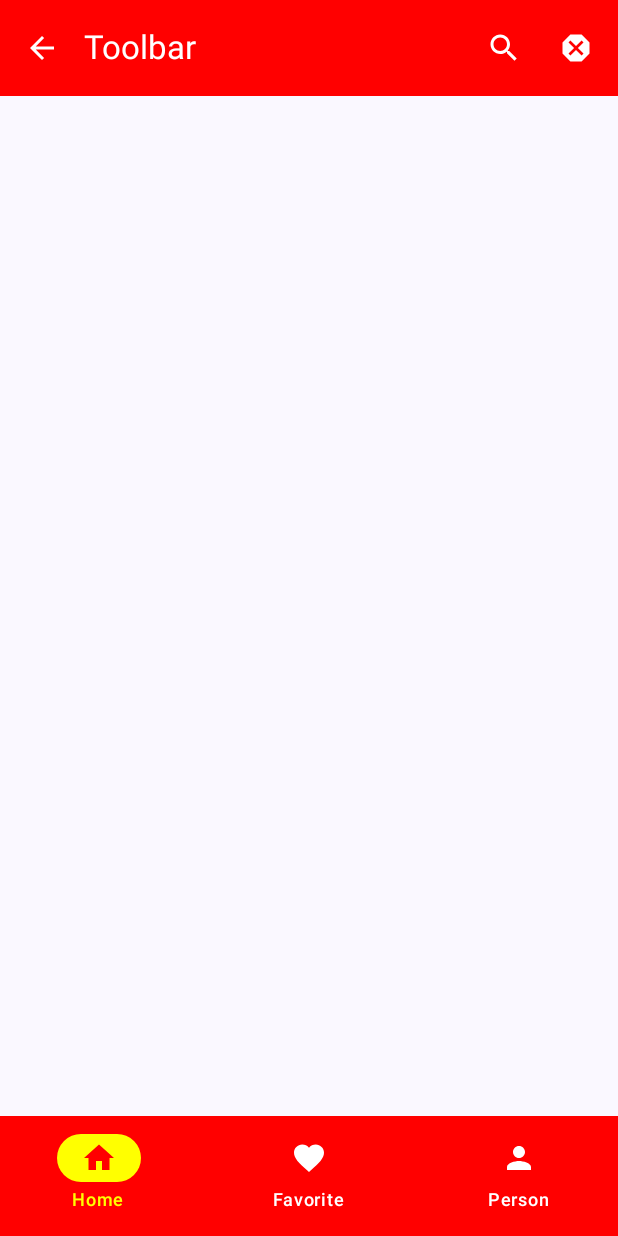
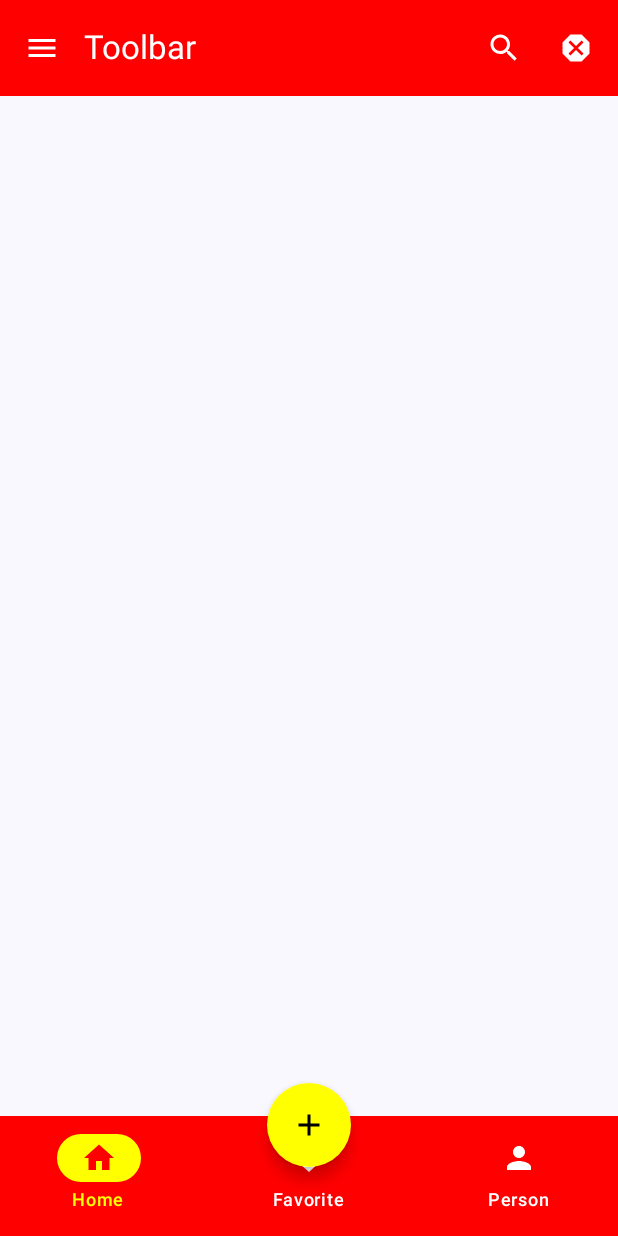
Before and after one commit to jorgila/JetpackComposeCatalogo, an Android app built with Jetpack Compose: the composable ScaffoldExample shown on its own in the app's theme, on a phone screen of 412 x 824 dp. Run offline under Robolectric (Android 15) with nearby library versions, the phone set to English and light mode, and no system bars.

Commit message:
"Navigation"

```diff
--- a/app/build.gradle.kts
+++ b/app/build.gradle.kts
@@ -54,6 +54,9 @@ dependencies {
     // ICONS EXTENDED
     implementation("androidx.compose.material:material-icons-extended")
 
+    // NAVIGATION
+    implementation("androidx.navigation:navigation-compose:2.7.7")
+
     implementation("androidx.core:core-ktx:1.12.0")
     implementation("androidx.lifecycle:lifecycle-runtime-ktx:2.7.0")
     implementation("androidx.activity:activity-compose:1.8.2")
--- a/app/src/main/java/com/estholon/jetpackcomposecatalogo/Scafold.kt
+++ b/app/src/main/java/com/estholon/jetpackcomposecatalogo/Scaffold.kt
@@ -1,18 +1,29 @@
 package com.estholon.jetpackcomposecatalogo
 
 import android.annotation.SuppressLint
+import androidx.compose.foundation.background
+import androidx.compose.foundation.clickable
+import androidx.compose.foundation.layout.Column
+import androidx.compose.foundation.layout.fillMaxWidth
+import androidx.compose.foundation.layout.offset
+import androidx.compose.foundation.layout.padding
+import androidx.compose.foundation.shape.CircleShape
 import androidx.compose.material.icons.Icons
-import androidx.compose.material.icons.filled.ArrowBack
+import androidx.compose.material.icons.filled.Add
 import androidx.compose.material.icons.filled.Dangerous
 import androidx.compose.material.icons.filled.Favorite
 import androidx.compose.material.icons.filled.Home
+import androidx.compose.material.icons.filled.Menu
 import androidx.compose.material.icons.filled.Person
 import androidx.compose.material.icons.filled.Search
-import androidx.compose.material3.BottomAppBar
+import androidx.compose.material3.DrawerValue
 import androidx.compose.material3.ExperimentalMaterial3Api
+import androidx.compose.material3.FabPosition
+import androidx.compose.material3.FloatingActionButton
 import androidx.compose.material3.Icon
 import androidx.compose.material3.IconButton
-import androidx.compose.material3.LocalContentColor
+import androidx.compose.material3.ModalDrawerSheet
+import androidx.compose.material3.ModalNavigationDrawer
 import androidx.compose.material3.NavigationBar
 import androidx.compose.material3.NavigationBarItem
 import androidx.compose.material3.NavigationBarItemDefaults
@@ -23,6 +34,7 @@ import androidx.compose.material3.SnackbarHostState
 import androidx.compose.material3.Text
 import androidx.compose.material3.TopAppBar
 import androidx.compose.material3.TopAppBarDefaults
+import androidx.compose.material3.rememberDrawerState
 import androidx.compose.runtime.Composable
 import androidx.compose.runtime.mutableStateOf
 import androidx.compose.runtime.remember
@@ -30,8 +42,10 @@ import androidx.compose.runtime.rememberCoroutineScope
 import androidx.compose.runtime.saveable.rememberSaveable
 import androidx.compose.runtime.getValue
 import androidx.compose.runtime.setValue
+import androidx.compose.ui.Modifier
 import androidx.compose.ui.graphics.Color
-import kotlinx.coroutines.coroutineScope
+import androidx.compose.ui.unit.dp
+import kotlinx.coroutines.Job
 import kotlinx.coroutines.launch
 
 @SuppressLint("UnusedMaterial3ScaffoldPaddingParameter")
@@ -40,11 +54,23 @@ import kotlinx.coroutines.launch
 fun ScaffoldExample(){
     val snackbarHostState = remember { SnackbarHostState() }
     val coroutineScope = rememberCoroutineScope()
+    var drawerState = rememberDrawerState(initialValue = DrawerValue.Closed)
+
+    ModalNavigationDrawer(
+        drawerState = drawerState,
+        drawerContent = {
+            ModalDrawerSheet {
+                MyNavigationDrawer() { coroutineScope.launch { drawerState.apply{ close() } } }
+            }
+        },
+    ){
         Scaffold(
             topBar = {
-            MyTopAppBar({ coroutineScope.launch {
+                MyTopAppBar(onClickIcon = { coroutineScope.launch {
                     snackbarHostState.showSnackbar("Has pulsado $it")
-            } }) },
+                } }, onClickDrawer = {
+                    coroutineScope.launch { drawerState.apply { if (isClosed) open() else close() } }
+                })},
             snackbarHost = {
                 SnackbarHost(
                     hostState = snackbarHostState,
@@ -59,23 +85,26 @@ fun ScaffoldExample(){
             },
             bottomBar = {
                 MyBottomNavigation()
+            },
+            floatingActionButton = { MyFAB() },
+            floatingActionButtonPosition = FabPosition.Center,
+        ) {
         }
-    ) {
     }
 
 }
 
 @ExperimentalMaterial3Api
 @Composable
-fun MyTopAppBar(onClickIcon:(String)->Unit){
+fun MyTopAppBar(onClickIcon:(String)->Unit, onClickDrawer: ()-> Unit){
     TopAppBar(title = { Text(text = "Toolbar") }, colors = TopAppBarDefaults.topAppBarColors(
         containerColor = Color.Red,
         titleContentColor = Color.White,
         navigationIconContentColor = Color.White,
         actionIconContentColor = Color.White
     ),
-    navigationIcon = { IconButton(onClick = { onClickIcon("Atrás")}){
-        Icon(imageVector = Icons.Filled.ArrowBack, contentDescription = "back")
+    navigationIcon = { IconButton(onClick = { onClickDrawer() }){
+        Icon(imageVector = Icons.Filled.Menu, contentDescription = "menu")
     } },
         actions = {
             IconButton(onClick = {onClickIcon("Buscar") }){
@@ -135,3 +164,48 @@ fun MyBottomNavigation(){
             ))
     }
 }
+
+
+
+@Composable
+fun MyFAB(){
+    FloatingActionButton(
+        onClick = { },
+        contentColor = Color.Black,
+        containerColor = Color.Yellow,
+        shape = CircleShape,
+        modifier = Modifier
+            .offset(y = 50.dp)
+    ) {
+        Icon(
+            imageVector = Icons.Filled.Add,
+            contentDescription = "add"
+        )
+
+    }
+}
+
+@Composable
+fun MyNavigationDrawer(onCloseDrawer: () -> Unit) {
+
+
+    Column(modifier = Modifier.padding(8.dp)) {
+        Text(text = "Primera opción", modifier = Modifier
+            .fillMaxWidth()
+            .padding(vertical = 8.dp)
+            .clickable { onCloseDrawer() })
+        Text(text = "Segunda opción", modifier = Modifier
+            .fillMaxWidth()
+            .padding(vertical = 8.dp)
+            .clickable { onCloseDrawer() })
+        Text(text = "Tercera opción", modifier = Modifier
+            .fillMaxWidth()
+            .padding(vertical = 8.dp)
+            .clickable { onCloseDrawer() })
+        Text(text = "Cuarta opción", modifier = Modifier
+            .fillMaxWidth()
+            .padding(vertical = 8.dp)
+            .clickable { onCloseDrawer() })
+
+    }
+}
```
Also changed, not shown: app/src/main/java/com/estholon/jetpackcomposecatalogo/MainActivity.kt (+35 -15 lines), app/src/main/java/com/estholon/jetpackcomposecatalogo/Navigation.kt (added, +80 -0 lines), app/src/main/java/com/estholon/jetpackcomposecatalogo/model/Routes.kt (added, +14 -0 lines). Lines whose indentation alone changed are shown as unchanged.
